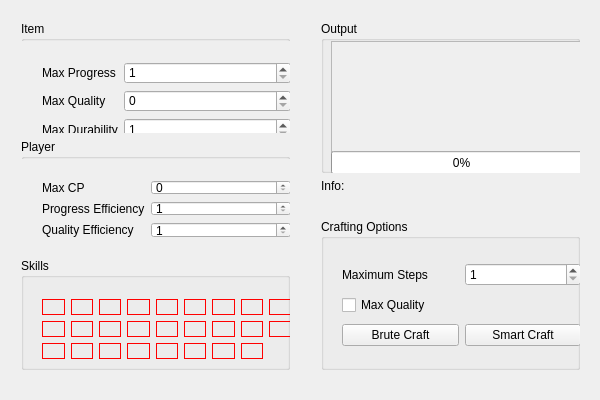
Before: the Qt Designer form CrafterOfLight/CrafterOfLight.ui in CChiverton/CrafterOfLight, drawn with Qt 5.
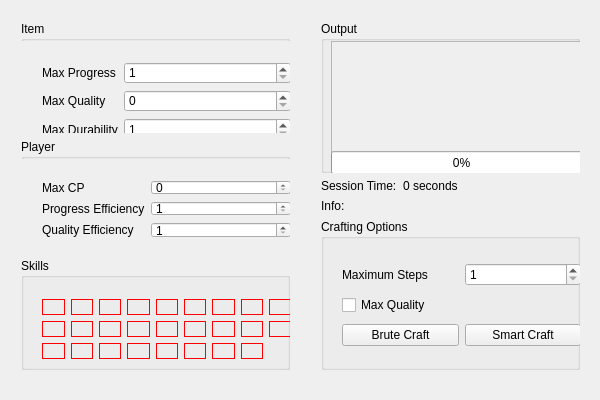
After: the same form once the commit is applied. Icons and pictures are not drawn.

Commit message:
Session time tracked added
Time controlled by the progress bar updates is added.
Moved session setup into a function for reusability.

```diff
--- a/CrafterOfLight/CrafterOfLight.ui
+++ b/CrafterOfLight/CrafterOfLight.ui
@@ -1178,6 +1178,30 @@
       </widget>
      </widget>
     </item>
+    <item>
+     <layout class="QGridLayout" name="gridLayout">
+      <item row="0" column="0">
+       <widget class="QLabel" name="label_sessionTimeLabel">
+        <property name="text">
+         <string>Session Time:</string>
+        </property>
+       </widget>
+      </item>
+      <item row="0" column="1">
+       <widget class="QLabel" name="label_sessionTime">
+        <property name="sizePolicy">
+         <sizepolicy hsizetype="MinimumExpanding" vsizetype="Preferred">
+          <horstretch>0</horstretch>
+          <verstretch>0</verstretch>
+         </sizepolicy>
+        </property>
+        <property name="text">
+         <string>0 seconds</string>
+        </property>
+       </widget>
+      </item>
+     </layout>
+    </item>
     <item>
      <widget class="QLabel" name="label_info">
       <property name="sizePolicy">
@@ -1191,19 +1215,6 @@
       </property>
      </widget>
     </item>
-    <item>
-     <spacer name="horizontalSpacer">
-      <property name="orientation">
-       <enum>Qt::Orientation::Horizontal</enum>
-      </property>
-      <property name="sizeHint" stdset="0">
-       <size>
-        <width>40</width>
-        <height>20</height>
-       </size>
-      </property>
-     </spacer>
-    </item>
     <item>
      <widget class="QGroupBox" name="optionsBox">
       <property name="sizePolicy">
```
The commit also changes 2 other files.
